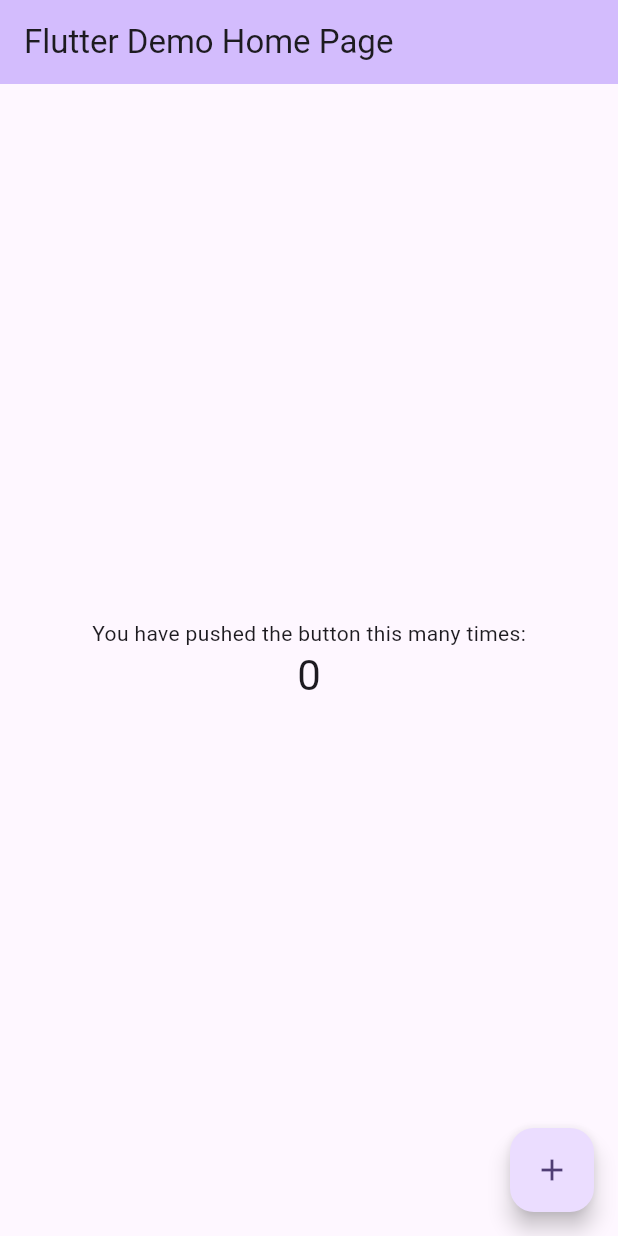
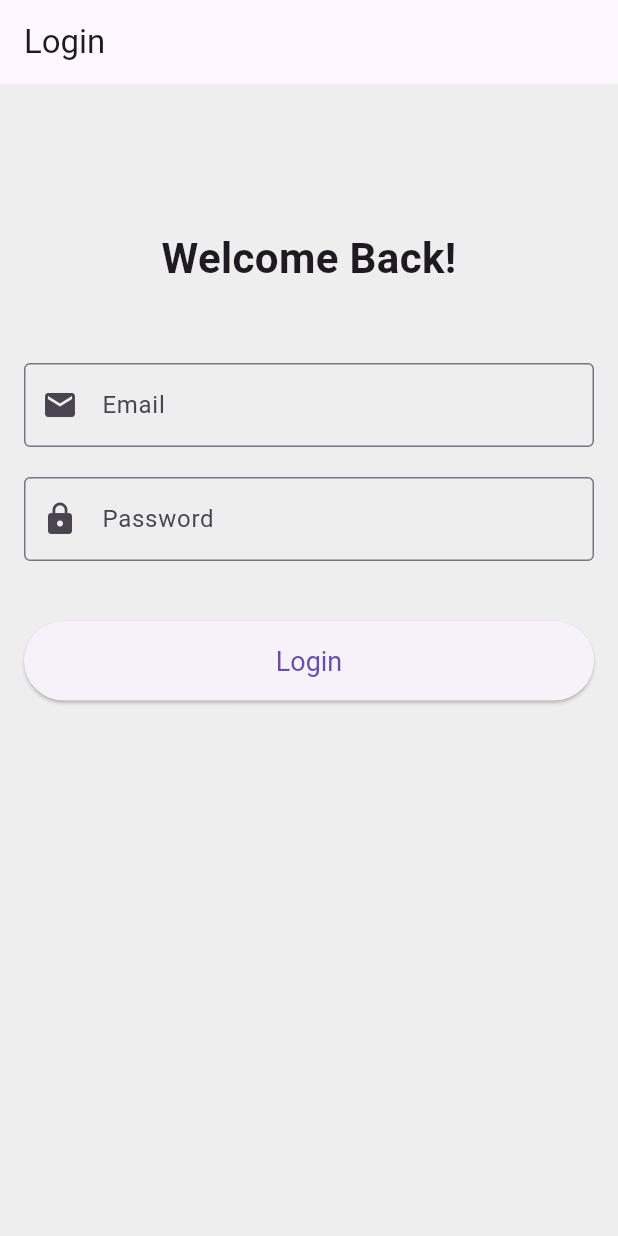
Before and after one commit to Fady751/Flutter-Restaurant, a Flutter app: the screen it shows after launch, on a phone screen of 412 x 824 dp. Run offline on Flutter 3.47's test engine with Material 3 defaults, Android fonts, the phone set to English and light mode, and no system bars; our stand-ins replace firebase_auth, firebase_core; accounts and stored records are empty.

```diff
--- /dev/null
+++ b/lib/Screens/Auth/login.dart
@@ -0,0 +1,91 @@
+import 'package:flutter/material.dart';
+import 'package:firebase_auth/firebase_auth.dart';
+
+class LoginPage extends StatelessWidget {
+  LoginPage({Key? key}) : super(key: key);
+
+  final TextEditingController emailController = TextEditingController();
+  final TextEditingController passwordController = TextEditingController();
+
+  // دالة تسجيل الدخول
+  Future<void> signIn(BuildContext context) async {
+    try {
+      UserCredential userCredential = await FirebaseAuth.instance
+          .signInWithEmailAndPassword(
+              email: emailController.text.trim(),
+              password: passwordController.text.trim());
+
+      ScaffoldMessenger.of(context).showSnackBar(
+        SnackBar(content: Text('تم تسجيل الدخول بنجاح: ${userCredential.user!.email}')),
+      );
+    } on FirebaseAuthException catch (e) {
+      String message = '';
+      if (e.code == 'user-not-found') {
+        message = 'المستخدم غير موجود.';
+      } else if (e.code == 'wrong-password') {
+        message = 'كلمة المرور خاطئة.';
+      } else {
+        message = e.message ?? 'حدث خطأ ما.';
+      }
+
+      ScaffoldMessenger.of(context).showSnackBar(
+        SnackBar(content: Text(message)),
+      );
+    } catch (e) {
+      ScaffoldMessenger.of(context).showSnackBar(
+        SnackBar(content: Text('حدث خطأ غير متوقع')),
+      );
+    }
+  }
+
+  @override
+  Widget build(BuildContext context) {
+    return Scaffold(
+      backgroundColor: Colors.grey[200],
+      appBar: AppBar(title: const Text("Login")),
+      body: SingleChildScrollView(
+        padding: const EdgeInsets.all(16),
+        child: Column(
+          crossAxisAlignment: CrossAxisAlignment.stretch,
+          children: [
+            const SizedBox(height: 80),
+            Text(
+              "Welcome Back!",
+              style: TextStyle(fontSize: 28, fontWeight: FontWeight.bold),
+              textAlign: TextAlign.center,
+            ),
+            const SizedBox(height: 50),
+            TextField(
+              controller: emailController,
+              decoration: InputDecoration(
+                labelText: "Email",
+                border: OutlineInputBorder(),
+                prefixIcon: Icon(Icons.email),
+              ),
+              keyboardType: TextInputType.emailAddress,
+            ),
+            const SizedBox(height: 20),
+            TextField(
+              controller: passwordController,
+              decoration: InputDecoration(
+                labelText: "Password",
+                border: OutlineInputBorder(),
+                prefixIcon: Icon(Icons.lock),
+              ),
+              obscureText: true,
+            ),
+            const SizedBox(height: 40),
+            ElevatedButton(
+              onPressed: () => signIn(context),
+              style: ElevatedButton.styleFrom(
+                padding: const EdgeInsets.symmetric(vertical: 16),
+                textStyle: const TextStyle(fontSize: 18),
+              ),
+              child: const Text("Login"),
+            ),
+          ],
+        ),
+      ),
+    );
+  }
+}
--- a/lib/main.dart
+++ b/lib/main.dart
@@ -1,6 +1,11 @@
 import 'package:flutter/material.dart';
+import 'package:firebase_core/firebase_core.dart';
+import 'package:firebase_auth/firebase_auth.dart';
+import 'Screens/Auth/login.dart';
 
-void main() {
+void main() async {
+  WidgetsFlutterBinding.ensureInitialized();
+  await Firebase.initializeApp();
   runApp(const MyApp());
 }
 
@@ -10,113 +15,8 @@ class MyApp extends StatelessWidget {
   // This widget is the root of your application.
   @override
   Widget build(BuildContext context) {
-    return MaterialApp(
-      title: 'Flutter Demo',
-      theme: ThemeData(
-        // This is the theme of your application.
-        //
-        // TRY THIS: Try running your application with "flutter run". You'll see
-        // the application has a purple toolbar. Then, without quitting the app,
-        // try changing the seedColor in the colorScheme below to Colors.green
-        // and then invoke "hot reload" (save your changes or press the "hot
-        // reload" button in a Flutter-supported IDE, or press "r" if you used
-        // the command line to start the app).
-        //
-        // Notice that the counter didn't reset back to zero; the application
-        // state is not lost during the reload. To reset the state, use hot
-        // restart instead.
-        //
-        // This works for code too, not just values: Most code changes can be
-        // tested with just a hot reload.
-        colorScheme: .fromSeed(seedColor: Colors.deepPurple),
-      ),
-      home: const MyHomePage(title: 'Flutter Demo Home Page'),
+      return MaterialApp(
+      home: LoginPage(),
     );
-  }
 }
-
-class MyHomePage extends StatefulWidget {
-  const MyHomePage({super.key, required this.title});
-
-  // This widget is the home page of your application. It is stateful, meaning
-  // that it has a State object (defined below) that contains fields that affect
-  // how it looks.
-
-  // This class is the configuration for the state. It holds the values (in this
-  // case the title) provided by the parent (in this case the App widget) and
-  // used by the build method of the State. Fields in a Widget subclass are
-  // always marked "final".
-
-  final String title;
-
-  @override
-  State<MyHomePage> createState() => _MyHomePageState();
 }
-
-class _MyHomePageState extends State<MyHomePage> {
-  int _counter = 0;
-
-  void _incrementCounter() {
-    setState(() {
-      // This call to setState tells the Flutter framework that something has
-      // changed in this State, which causes it to rerun the build method below
-      // so that the display can reflect the updated values. If we changed
-      // _counter without calling setState(), then the build method would not be
-      // called again, and so nothing would appear to happen.
-      _counter++;
-    });
-  }
-
-  @override
-  Widget build(BuildContext context) {
-    // This method is rerun every time setState is called, for instance as done
-    // by the _incrementCounter method above.
-    //
-    // The Flutter framework has been optimized to make rerunning build methods
-    // fast, so that you can just rebuild anything that needs updating rather
-    // than having to individually change instances of widgets.
-    return Scaffold(
-      appBar: AppBar(
-        // TRY THIS: Try changing the color here to a specific color (to
-        // Colors.amber, perhaps?) and trigger a hot reload to see the AppBar
-        // change color while the other colors stay the same.
-        backgroundColor: Theme.of(context).colorScheme.inversePrimary,
-        // Here we take the value from the MyHomePage object that was created by
-        // the App.build method, and use it to set our appbar title.
-        title: Text(widget.title),
-      ),
-      body: Center(
-        // Center is a layout widget. It takes a single child and positions it
-        // in the middle of the parent.
-        child: Column(
-          // Column is also a layout widget. It takes a list of children and
-          // arranges them vertically. By default, it sizes itself to fit its
-          // children horizontally, and tries to be as tall as its parent.
-          //
-          // Column has various properties to control how it sizes itself and
-          // how it positions its children. Here we use mainAxisAlignment to
-          // center the children vertically; the main axis here is the vertical
-          // axis because Columns are vertical (the cross axis would be
-          // horizontal).
-          //
-          // TRY THIS: Invoke "debug painting" (choose the "Toggle Debug Paint"
-          // action in the IDE, or press "p" in the console), to see the
-          // wireframe for each widget.
-          mainAxisAlignment: .center,
-          children: [
-            const Text('You have pushed the button this many times:'),
-            Text(
-              '$_counter',
-              style: Theme.of(context).textTheme.headlineMedium,
-            ),
-          ],
-        ),
-      ),
-      floatingActionButton: FloatingActionButton(
-        onPressed: _incrementCounter,
-        tooltip: 'Increment',
-        child: const Icon(Icons.add),
-      ),
-    );
-  }
-}
--- a/pubspec.yaml
+++ b/pubspec.yaml
@@ -30,6 +30,8 @@ environment:
 dependencies:
   flutter:
     sdk: flutter
+  firebase_core: ^4.2.1
+  firebase_auth: ^6.1.2
 
   # The following adds the Cupertino Icons font to your application.
   # Use with the CupertinoIcons class for iOS style icons.
```
Also changed, not shown: firebase.json (added), lib/Screens/Auth/signup.dart (added), lib/firebase_options.dart (added), pubspec.lock, 4 other files.
